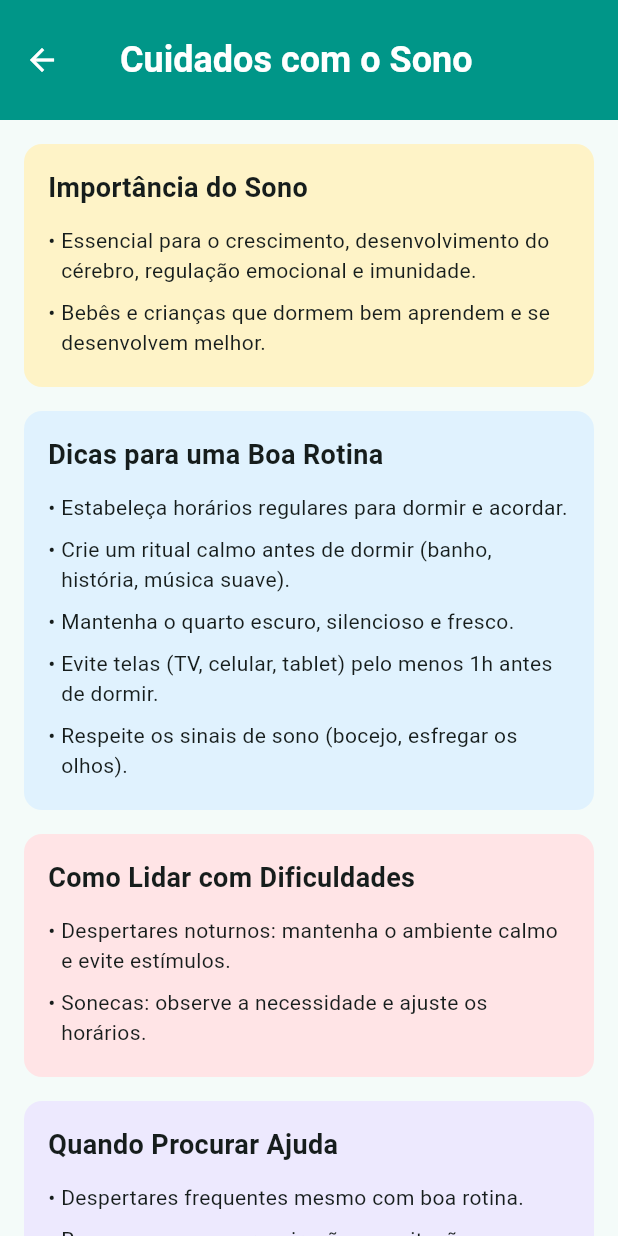
After one commit to LeticiaCalixto/desenvolve, a Flutter app: the SleepCarePage screen opened by its route, on a phone screen of 412 x 824 dp. The commit adds this screen. Run offline on Flutter 3.47's test engine with Material 3 defaults, Android fonts, the light colour scheme and no system bars; accounts and stored records are empty.

Commit message:
feat: :sparkles: add Sleep Care page and integrate navigation

```diff
--- a/lib/app/core/routes/app_routes.dart
+++ b/lib/app/core/routes/app_routes.dart
@@ -9,6 +9,7 @@ class AppRoutes {
   static const String disease = '/disease';
   static const String alertSymptoms = '/alert-symptoms';
   static const String vaccination = '/vaccination';
+  static const String SleepCare = '/sleep-care';
   static const String milestones = '/milestones';
   static const String profile = '/profile';
   static const String healthLibrary = '/health-library';
--- a/lib/app/core/routes/route_generator.dart
+++ b/lib/app/core/routes/route_generator.dart
@@ -1,6 +1,7 @@
 import 'package:desenvolve/app/presentation_layer/pages/auth/login_page.dart';
 import 'package:desenvolve/app/presentation_layer/pages/home/components/alert_symptoms_page.dart';
 import 'package:desenvolve/app/presentation_layer/pages/home/components/disease_page.dart';
+import 'package:desenvolve/app/presentation_layer/pages/home/components/sleep_care_page.dart';
 import 'package:desenvolve/app/presentation_layer/pages/home/components/vaccination_page.dart';
 import 'package:desenvolve/app/presentation_layer/pages/main_navigation_page.dart';
 import 'package:flutter/material.dart';
@@ -36,6 +37,12 @@ class RouteGenerator {
       case AppRoutes.vaccination:
         return MaterialPageRoute(
           builder: (_) => const VaccinationPage(),
+          settings: settings,
+        );
+
+      case AppRoutes.SleepCare:
+        return MaterialPageRoute(
+          builder: (_) => const SleepCarePage(),
           settings: settings,
         );
 
--- /dev/null
+++ b/lib/app/presentation_layer/pages/home/components/sleep_care_page.dart
@@ -0,0 +1,143 @@
+import 'package:flutter/material.dart';
+
+class SleepCarePage extends StatelessWidget {
+  const SleepCarePage({super.key});
+
+  @override
+  Widget build(BuildContext context) {
+    return Scaffold(
+      appBar: AppBar(
+        toolbarHeight: 80,
+        backgroundColor: Colors.teal,
+        leading: IconButton(
+          icon: const Icon(
+            Icons.arrow_back,
+            color: Colors.white,
+          ),
+          onPressed: () {
+            Navigator.pop(context);
+          },
+        ),
+        title: const Row(
+          children: [
+            SizedBox(width: 8),
+            Expanded(
+              child: Text(
+                'Cuidados com o Sono',
+                style: TextStyle(
+                  fontSize: 24,
+                  fontWeight: FontWeight.bold,
+                  color: Colors.white,
+                ),
+                overflow: TextOverflow.ellipsis,
+              ),
+            ),
+          ],
+        ),
+      ),
+      body: SingleChildScrollView(
+        padding: const EdgeInsets.all(16),
+        child: Column(
+          crossAxisAlignment: CrossAxisAlignment.start,
+          children: const [
+            _InfoBlock(
+              title: 'Importância do Sono',
+              color: Color(0xFFFEF3C7),
+              bullets: [
+                'Essencial para o crescimento, desenvolvimento do cérebro, regulação emocional e imunidade.',
+                'Bebês e crianças que dormem bem aprendem e se desenvolvem melhor.',
+              ],
+            ),
+            SizedBox(height: 16),
+            _InfoBlock(
+              title: 'Dicas para uma Boa Rotina',
+              color: Color(0xFFE0F2FE),
+              bullets: [
+                'Estabeleça horários regulares para dormir e acordar.',
+                'Crie um ritual calmo antes de dormir (banho, história, música suave).',
+                'Mantenha o quarto escuro, silencioso e fresco.',
+                'Evite telas (TV, celular, tablet) pelo menos 1h antes de dormir.',
+                'Respeite os sinais de sono (bocejo, esfregar os olhos).',
+              ],
+            ),
+            SizedBox(height: 16),
+            _InfoBlock(
+              title: 'Como Lidar com Dificuldades',
+              color: Color(0xFFFFE4E6),
+              bullets: [
+                'Despertares noturnos: mantenha o ambiente calmo e evite estímulos.',
+                'Sonecas: observe a necessidade e ajuste os horários.',
+              ],
+            ),
+            SizedBox(height: 16),
+            _InfoBlock(
+              title: 'Quando Procurar Ajuda',
+              color: Color(0xFFEDE9FE),
+              bullets: [
+                'Despertares frequentes mesmo com boa rotina.',
+                'Roncos, pausas na respiração ou agitação excessiva.',
+                'Dificuldade crônica para dormir ou sinais de desconforto físico.',
+              ],
+              footer: 'Fontes: SBP, Ministério da Saúde, AAP',
+            ),
+          ],
+        ),
+      ),
+    );
+  }
+}
+
+class _InfoBlock extends StatelessWidget {
+  final String title;
+  final List<String> bullets;
+  final String? footer;
+  final Color color;
+
+  const _InfoBlock({
+    required this.title,
+    required this.bullets,
+    required this.color,
+    this.footer,
+  });
+
+  @override
+  Widget build(BuildContext context) {
+    return Container(
+      decoration: BoxDecoration(
+        color: color,
+        borderRadius: BorderRadius.circular(12),
+      ),
+      padding: const EdgeInsets.all(16),
+      child: Column(
+        crossAxisAlignment: CrossAxisAlignment.start,
+        children: [
+          Text(
+            title,
+            style: const TextStyle(
+              fontWeight: FontWeight.bold,
+              fontSize: 18,
+            ),
+          ),
+          const SizedBox(height: 8),
+          ...bullets.map((item) => Padding(
+                padding: const EdgeInsets.symmetric(vertical: 4.0),
+                child: Row(
+                  crossAxisAlignment: CrossAxisAlignment.start,
+                  children: [
+                    const Text("• "),
+                    Expanded(child: Text(item)),
+                  ],
+                ),
+              )),
+          if (footer != null) ...[
+            const SizedBox(height: 12),
+            Text(
+              footer!,
+              style: const TextStyle(fontSize: 12, fontStyle: FontStyle.italic),
+            ),
+          ]
+        ],
+      ),
+    );
+  }
+}
--- a/lib/app/presentation_layer/pages/home/home_page.dart
+++ b/lib/app/presentation_layer/pages/home/home_page.dart
@@ -67,7 +67,7 @@ class HomePage extends StatelessWidget {
                       } else if (index == 4) {
                         // Navegar para a página de Desenvolvimento e Comportamento
                       } else if (index == 5) {
-                        // Navegar para a página de Cuidados com o Sono
+                        Navigator.of(context).pushNamed(AppRoutes.SleepCare);
                       }
                     },
                     borderRadius: BorderRadius.circular(12),
```
